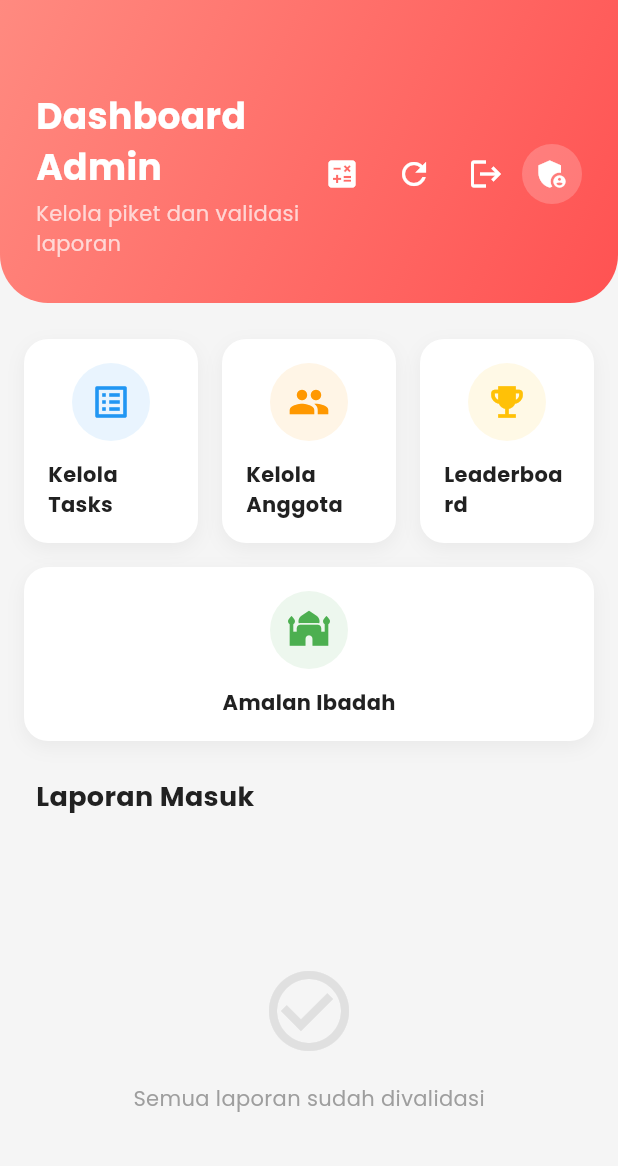
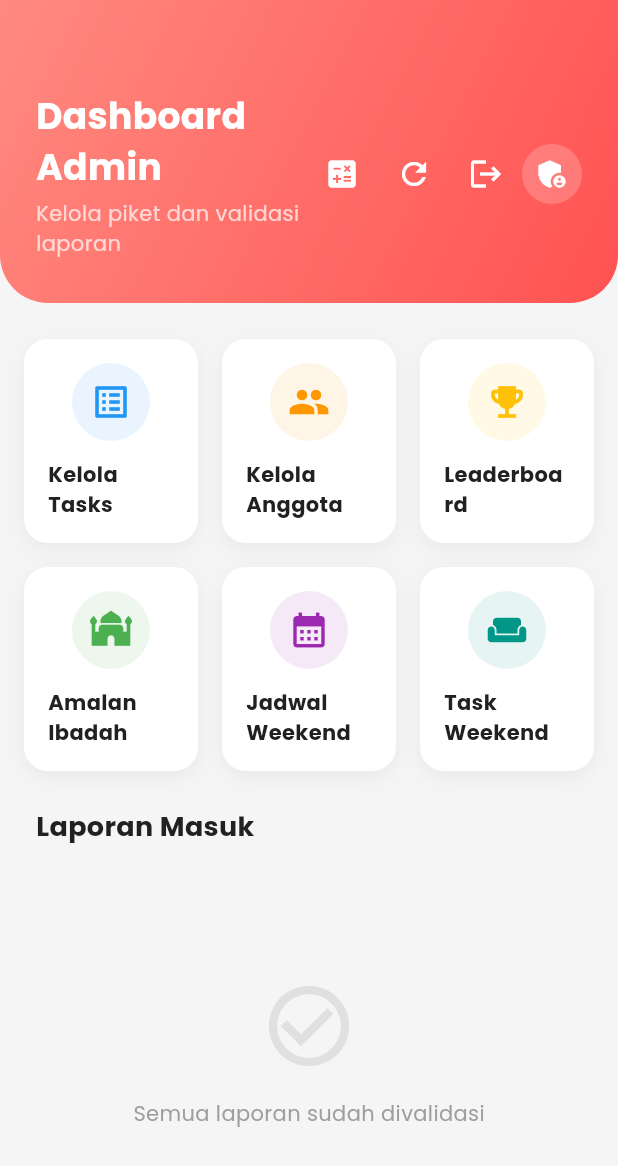
Before and after one commit to ucup-baba/Recap-bq, a Flutter app: the AdminDashboardView screen opened by its route, on a phone screen of 412 x 824 dp. Shown: the top 1166 px of the screen. Run offline on Flutter 3.47's test engine with Material 3 defaults, Android fonts, the phone set to English and light mode, and no system bars; our stand-ins replace cached_network_image, cloud_firestore, firebase_auth, firebase_core, firebase_messaging, firebase_storage and 7 more; missing offline and left inert: quran; accounts and stored records are empty; network calls fail.

Commit message:
feat: add weekend menu items to admin dashboard

```diff
--- a/lib/app/modules/admin_dashboard/admin_dashboard_view.dart
+++ b/lib/app/modules/admin_dashboard/admin_dashboard_view.dart
@@ -157,7 +157,7 @@ class AdminDashboardView extends GetView<AdminDashboardController> {
             ),
           ),
           const SizedBox(height: 16),
-          // Second row for Amalan Ibadah
+          // Second row for Amalan Ibadah and Weekend
           Padding(
             padding: const EdgeInsets.symmetric(horizontal: 16),
             child: Row(
@@ -167,6 +167,20 @@ class AdminDashboardView extends GetView<AdminDashboardController> {
                   icon: Icons.mosque,
                   color: Colors.green,
                   onTap: controller.openIbadahTracking,
+                ),
+                const SizedBox(width: 16),
+                _buildMenuCard(
+                  title: 'Jadwal Weekend',
+                  icon: Icons.calendar_month,
+                  color: Colors.purple,
+                  onTap: controller.openWeekendSchedule,
+                ),
+                const SizedBox(width: 16),
+                _buildMenuCard(
+                  title: 'Task Weekend',
+                  icon: Icons.weekend,
+                  color: Colors.teal,
+                  onTap: controller.openManageWeekendTasks,
                 ),
               ],
             ),
```
Also changed, not shown: lib/app/modules/admin_dashboard/admin_dashboard_controller.dart (+7 -0 lines).
